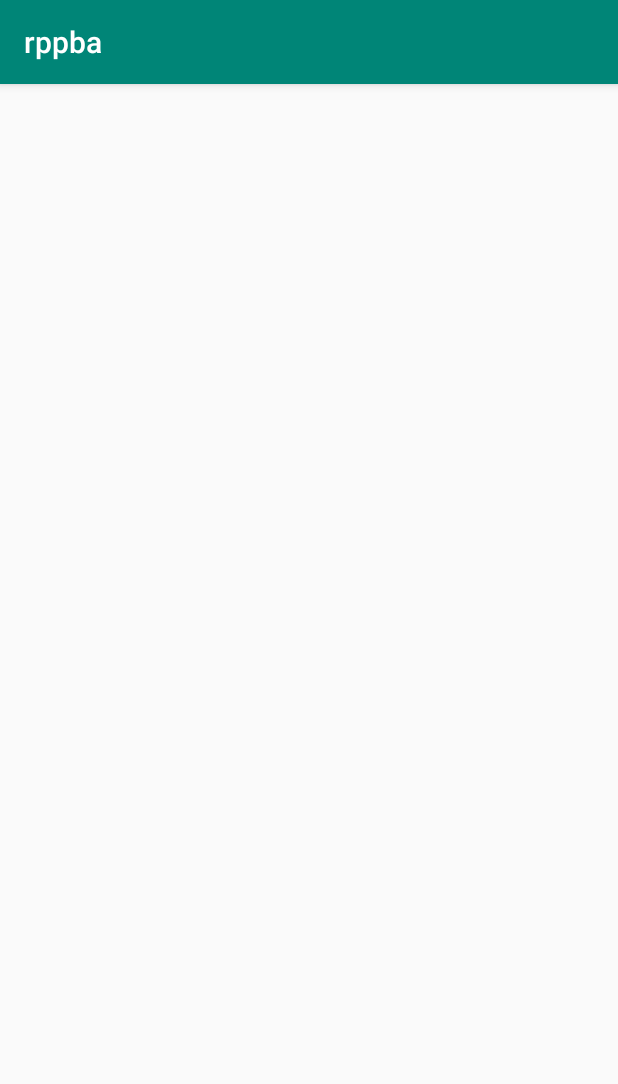
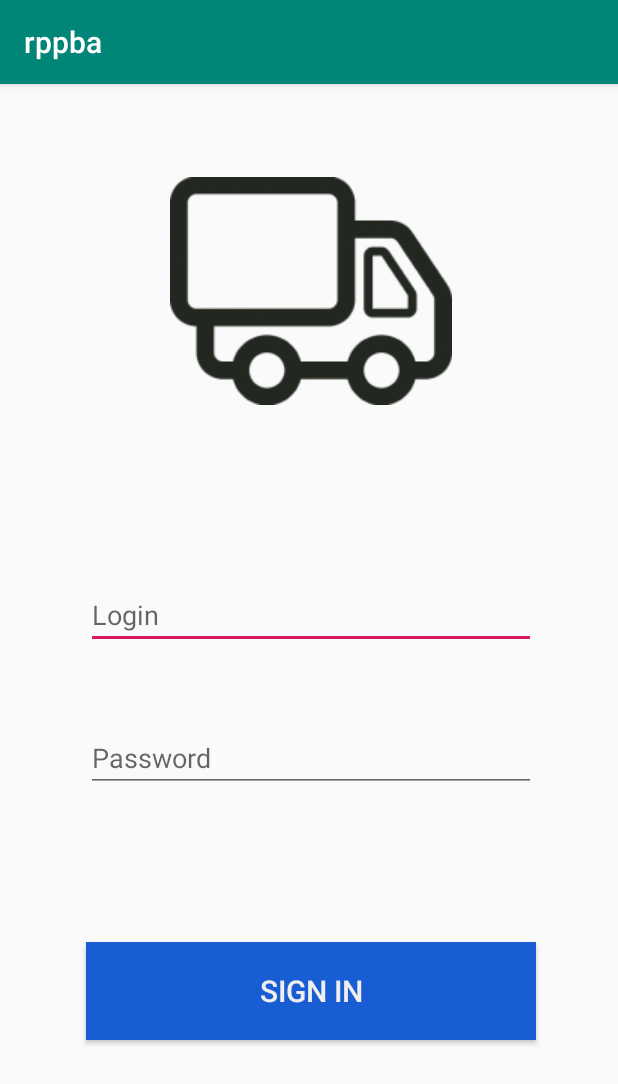
Before and after one commit to SergeiMikhailovskii/RPPBA, an Android app: the LoginActivity screen opened directly, with no data from a screen before it, on a phone screen of 412 x 824 dp. Shown: the top 1084 px of the screen. Run offline under Robolectric (Android 15) with nearby library versions, the phone set to English and light mode, and no system bars.

Commit message:
feat: add login layout and init EditTexts and button in LoginActivity

```diff
--- a/app/src/main/java/com/bsuir/rppba/ui/login/LoginActivity.java
+++ b/app/src/main/java/com/bsuir/rppba/ui/login/LoginActivity.java
@@ -1,6 +1,9 @@
 package com.bsuir.rppba.ui.login;
 
 import android.os.Bundle;
+import android.view.View;
+import android.widget.Button;
+import android.widget.EditText;
 
 import androidx.appcompat.app.AppCompatActivity;
 
@@ -9,12 +12,21 @@ import com.bsuir.rppba.R;
 public class LoginActivity extends AppCompatActivity implements LoginContract.LoginView {
 
     private LoginPresenter presenter = new LoginPresenter();
+    private EditText loginEditText;
+    private EditText passwordEditText;
+    private Button singInButton;
 
     @Override
     protected void onCreate(Bundle savedInstanceState) {
         super.onCreate(savedInstanceState);
         setContentView(R.layout.activity_login);
         presenter.attachView(this);
+
+        loginEditText = findViewById(R.id.login_edit_text);
+        passwordEditText = findViewById(R.id.password_edit_text);
+        singInButton = findViewById(R.id.sign_in_button);
+
+        buttonOnClick();
     }
 
     @Override
@@ -37,4 +49,13 @@ public class LoginActivity extends AppCompatActivity implements LoginContract.Lo
 
     }
 
+    private void buttonOnClick (){
+        singInButton.setOnClickListener(new View.OnClickListener() {
+            @Override
+            public void onClick(View v) {
+                //TODO authorization
+            }
+        });
+    }
+
 }
--- a/app/src/main/res/layout/activity_login.xml
+++ b/app/src/main/res/layout/activity_login.xml
@@ -1,8 +1,46 @@
 <?xml version="1.0" encoding="utf-8"?>
-<androidx.constraintlayout.widget.ConstraintLayout xmlns:android="http://schemas.android.com/apk/res/android"
+<LinearLayout
+    xmlns:android="http://schemas.android.com/apk/res/android"
     xmlns:tools="http://schemas.android.com/tools"
+    android:orientation="vertical"
     android:layout_width="match_parent"
     android:layout_height="match_parent"
     tools:context=".ui.login.LoginActivity">
 
-</androidx.constraintlayout.widget.ConstraintLayout>
+    <ImageView
+        android:id="@+id/car_image_view"
+        android:layout_width="wrap_content"
+        android:layout_height="wrap_content"
+        android:src="@drawable/car_1"
+        android:layout_marginTop="62dp"
+        android:layout_marginLeft="113dp"
+        />
+
+    <EditText
+        android:id="@+id/login_edit_text"
+        android:hint="@string/login"
+        android:layout_width="300dp"
+        android:layout_height="wrap_content"
+        android:layout_marginLeft="57dp"
+        android:layout_marginTop="117dp"/>
+
+    <EditText
+        android:id="@+id/password_edit_text"
+        android:hint="@string/password"
+        android:layout_width="300dp"
+        android:layout_height="wrap_content"
+        android:layout_marginLeft="57dp"
+        android:layout_marginTop="50dp"/>
+
+    <Button
+        android:id="@+id/sign_in_button"
+        android:text="@string/sign_in"
+        android:textColor="@color/colorWhite"
+        android:textSize="20sp"
+        android:background="@color/colorBlue"
+        android:layout_width="300dp"
+        android:layout_height="65dp"
+        android:layout_marginLeft="57dp"
+        android:layout_marginTop="100dp"/>
+
+</LinearLayout>
--- a/app/src/main/res/values/colors.xml
+++ b/app/src/main/res/values/colors.xml
@@ -3,4 +3,6 @@
     <color name="colorPrimary">#008577</color>
     <color name="colorPrimaryDark">#00574B</color>
     <color name="colorAccent">#D81B60</color>
+    <color name="colorWhite">#F1EEEF</color>
+    <color name="colorBlue">#185DD3</color>
 </resources>
--- a/app/src/main/res/values/strings.xml
+++ b/app/src/main/res/values/strings.xml
@@ -1,3 +1,7 @@
 <resources>
     <string name="app_name">rppba</string>
+    <string name="login">Login</string>
+    <string name="password">Password</string>
+    <string name="sign_in">Sign in</string>
+
 </resources>
```
Also changed, not shown: app/src/main/res/drawable/car_1.png (added).
